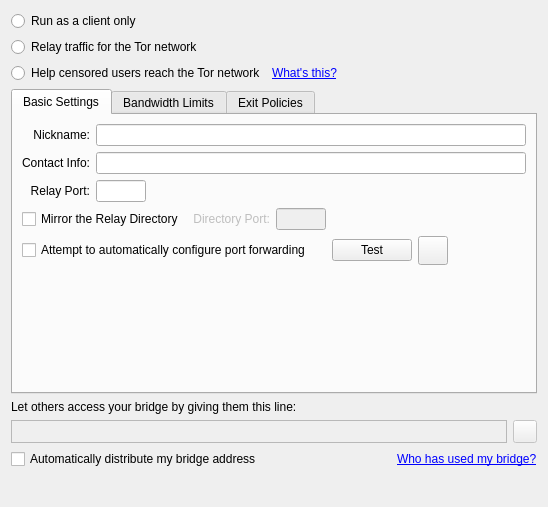
The window that src/vidalia/config/ServerPage.ui (kragen/vidalia) describes before a commit, drawn with Qt 5.
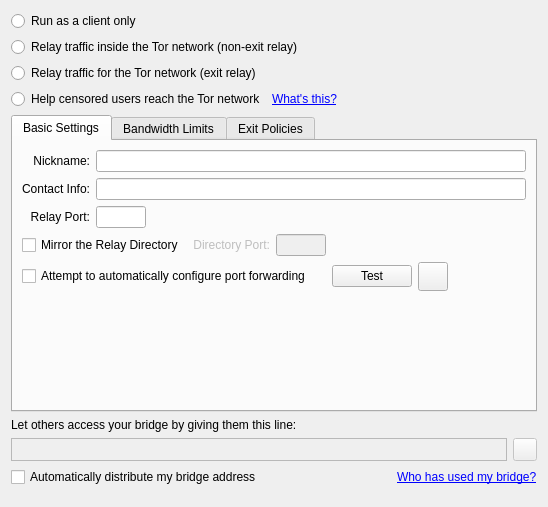
The same window after the commit. Icons and pictures are not drawn.

Commit message: Backport the new ServerPage to master

What changed in the file:
```diff
--- a/src/vidalia/config/ServerPage.ui
+++ b/src/vidalia/config/ServerPage.ui
@@ -23,28 +23,28 @@
        </property>
       </widget>
      </item>
-     <item row="1" column="0" colspan="3">
+     <item row="2" column="0" colspan="3">
       <widget class="QRadioButton" name="rdoServerMode">
        <property name="text">
-        <string>Relay traffic for the Tor network</string>
+        <string>Relay traffic for the Tor network (exit relay)</string>
        </property>
       </widget>
      </item>
-     <item row="2" column="0">
+     <item row="3" column="0">
       <widget class="QRadioButton" name="rdoBridgeMode">
        <property name="text">
         <string>Help censored users reach the Tor network</string>
        </property>
       </widget>
      </item>
-     <item row="2" column="1">
+     <item row="3" column="1">
       <widget class="QLabel" name="lblWhatsThis">
        <property name="text">
         <string>&lt;a href=&quot;#bridgeHelp&quot;&gt;What's this?&lt;/a&gt;</string>
        </property>
       </widget>
      </item>
-     <item row="2" column="2" colspan="2">
+     <item row="3" column="2" colspan="2">
       <spacer name="horizontalSpacer_2">
        <property name="orientation">
         <enum>Qt::Horizontal</enum>
@@ -57,6 +57,13 @@
        </property>
       </spacer>
      </item>
+     <item row="1" column="0" colspan="3">
+      <widget class="QRadioButton" name="rdoNonExitMode">
+       <property name="text">
+        <string>Relay traffic inside the Tor network (non-exit relay)</string>
+       </property>
+      </widget>
+     </item>
     </layout>
    </item>
    <item>
```
The commit also changes 3 other files.
